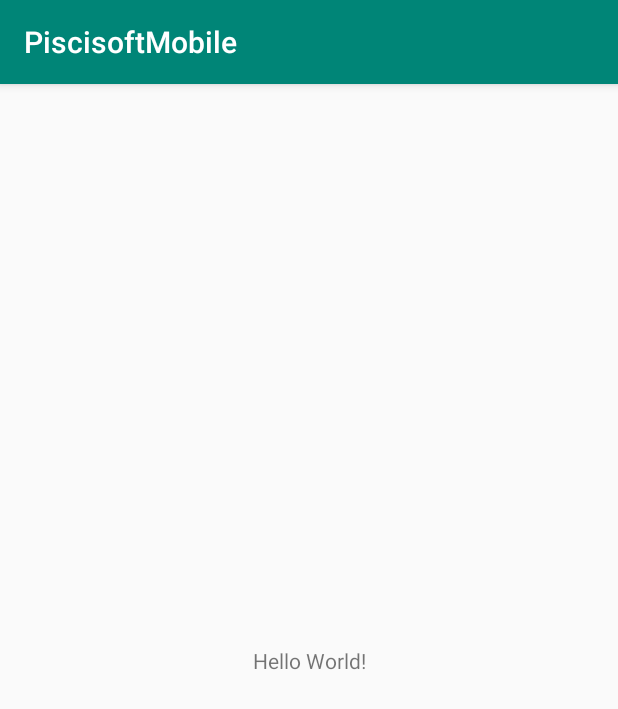
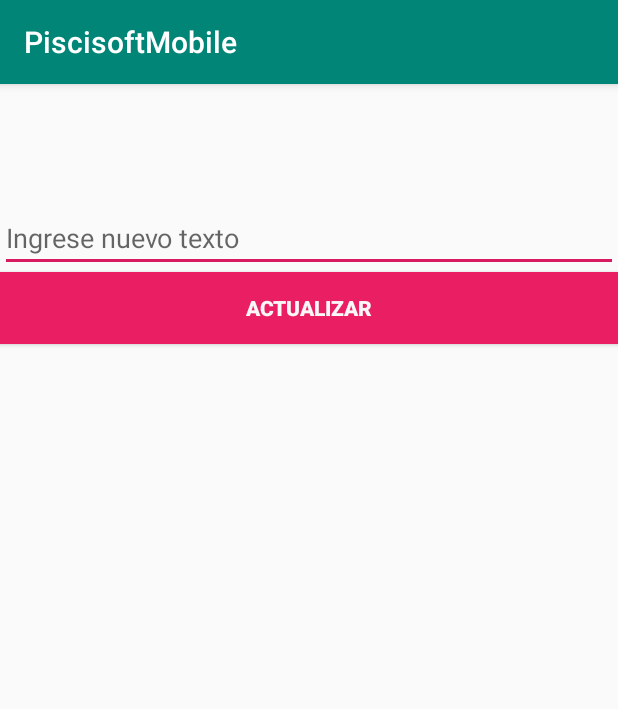
Before and after one commit to Giancarlo987/PisciSoft, an Android app: the screen it shows after launch (MainActivity), on a phone screen of 412 x 824 dp. Shown: the top 709 px of the screen. Run offline under Robolectric (Android 15) with nearby library versions, the phone set to English and light mode, and no system bars; our stand-ins replace Firebase (no records; nobody signed in at launch, a user with empty details on screens opened directly).

Commit message:
Arquitectura - Parte móvil

```diff
--- a/PiscisoftMobile/app/src/main/java/com/example/piscisoftmobile/MainActivity.kt
+++ b/PiscisoftMobile/app/src/main/java/com/example/piscisoftmobile/MainActivity.kt
@@ -2,11 +2,63 @@ package com.example.piscisoftmobile
 
 import androidx.appcompat.app.AppCompatActivity
 import android.os.Bundle
+import android.widget.Toast
+import com.google.android.gms.tasks.Tasks
+import com.google.firebase.firestore.FirebaseFirestore
+import kotlinx.android.synthetic.main.activity_main.*
+
+
+
+class Texto ( val textox: String = "" )
 
 class MainActivity : AppCompatActivity() {
+
+    private fun actualizar(t1: Texto) {
+        try {
+            val db = FirebaseFirestore.getInstance()
+            val ref = db.collection("colx").document("docx")
+            ref.update("textox", t1.textox)
+            Toast.makeText(this, "Texto actualizado", Toast.LENGTH_SHORT).show()
+            //Task successful
+        } catch (e: Throwable) {
+            Toast.makeText(this, "Error en la actualización: ${e}", Toast.LENGTH_SHORT).show()
+            //Manage error
+        }
+    }
+
+    private fun ver() {
+        try {
+            val db = FirebaseFirestore.getInstance()
+            val ref = db.collection("colx").document("docx")
+            ref.get().addOnSuccessListener { documentSnapshot ->
+                val t1 = documentSnapshot.toObject(Texto::class.java)
+                textView.text = t1?.textox
+                Toast.makeText(this, "Texto recuperado", Toast.LENGTH_SHORT).show()
+            }
+            //Task successful
+        } catch (e: Throwable) {
+            Toast.makeText(this, "Error en la visualización: ${e}", Toast.LENGTH_SHORT).show()
+            //Manage error
+        }
+    }
 
     override fun onCreate(savedInstanceState: Bundle?) {
         super.onCreate(savedInstanceState)
         setContentView(R.layout.activity_main)
+
+        ver()
+
+        btn_actualizar.setOnClickListener {
+            if (editText.text.toString() != ""){
+                val t1 = Texto(editText.text.toString())
+                actualizar(t1)
+                ver()
+
+            } else {
+                Toast.makeText(this, "Ingrese un nuevo texto!!!!", Toast.LENGTH_SHORT).show()
+            }
+        }
+
+
     }
 }
--- a/PiscisoftMobile/app/src/main/res/layout/activity_main.xml
+++ b/PiscisoftMobile/app/src/main/res/layout/activity_main.xml
@@ -6,13 +6,40 @@
     android:layout_height="match_parent"
     tools:context=".MainActivity">
 
-    <TextView
-        android:layout_width="wrap_content"
-        android:layout_height="wrap_content"
-        android:text="Hello World!"
-        app:layout_constraintBottom_toBottomOf="parent"
-        app:layout_constraintLeft_toLeftOf="parent"
-        app:layout_constraintRight_toRightOf="parent"
-        app:layout_constraintTop_toTopOf="parent" />
+    <LinearLayout
+        android:layout_width="match_parent"
+        android:layout_height="match_parent"
+        android:orientation="vertical"
+        tools:layout_editor_absoluteX="180dp"
+        tools:layout_editor_absoluteY="232dp">
 
+        <EditText
+            android:id="@+id/editText"
+            android:layout_width="match_parent"
+            android:layout_height="wrap_content"
+            android:ems="10"
+            android:hint="Ingrese nuevo texto"
+            android:inputType="textPersonName"
+            android:layout_marginTop="80dp"
+            />
+
+        <Button
+            android:id="@+id/btn_actualizar"
+            android:layout_width="match_parent"
+            android:layout_height="wrap_content"
+            android:background="#E91E63"
+            android:text="ACTUALIZAR"
+            android:textColor="#FAF7F7"
+            android:textStyle="bold" />
+
+        <TextView
+            android:id="@+id/textView"
+            android:layout_width="match_parent"
+            android:layout_height="wrap_content"
+            android:text="Texto de la nube"
+            android:textSize="18sp"
+            android:layout_marginTop="30dp"
+            />
+
+    </LinearLayout>
 </androidx.constraintlayout.widget.ConstraintLayout>
--- a/PiscisoftMobile/build.gradle
+++ b/PiscisoftMobile/build.gradle
@@ -10,6 +10,7 @@ buildscript {
     dependencies {
         classpath 'com.android.tools.build:gradle:3.5.0'
         classpath "org.jetbrains.kotlin:kotlin-gradle-plugin:$kotlin_version"
+        classpath 'com.google.gms:google-services:4.2.0'
         // NOTE: Do not place your application dependencies here; they belong
         // in the individual module build.gradle files
     }
```
Also changed, not shown: PiscisoftMobile/app/build.gradle (+9 -5 lines), 1 other file.
